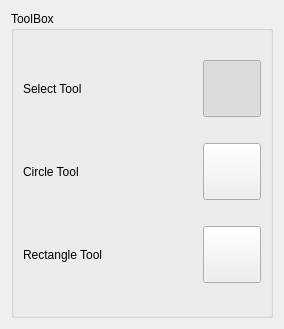
Above: drawingtoolselector.ui from benediktrauch/VectorDrawing before the change. Below: the same form after it.
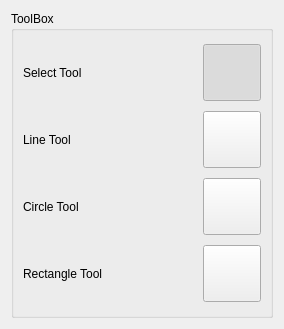
That is the form after the change. Icons and pictures are not drawn.

Commit message: new line tool

Diff of the .ui file:
```diff
--- a/drawingtoolselector.ui
+++ b/drawingtoolselector.ui
@@ -20,6 +20,52 @@
       <string>ToolBox</string>
      </property>
      <layout class="QGridLayout" name="gridLayout_4">
+      <item row="2" column="0">
+       <widget class="QLabel" name="label_2">
+        <property name="text">
+         <string>Circle Tool</string>
+        </property>
+       </widget>
+      </item>
+      <item row="3" column="0">
+       <widget class="QLabel" name="label_3">
+        <property name="text">
+         <string>Rectangle Tool</string>
+        </property>
+       </widget>
+      </item>
+      <item row="2" column="1">
+       <widget class="QToolButton" name="pb_circle">
+        <property name="sizePolicy">
+         <sizepolicy hsizetype="Fixed" vsizetype="Fixed">
+          <horstretch>0</horstretch>
+          <verstretch>0</verstretch>
+         </sizepolicy>
+        </property>
+        <property name="styleSheet">
+         <string notr="true">img: url(:/new/prefix1/ic_fiber_manual_record_black_48dp.png);</string>
+        </property>
+        <property name="text">
+         <string/>
+        </property>
+        <property name="icon">
+         <iconset resource="Images/selecttool.qrc">
+          <normaloff>:/new/prefix1/ic_fiber_manual_record_black_48dp.png</normaloff>:/new/prefix1/ic_fiber_manual_record_black_48dp.png</iconset>
+        </property>
+        <property name="iconSize">
+         <size>
+          <width>50</width>
+          <height>50</height>
+         </size>
+        </property>
+        <property name="checkable">
+         <bool>true</bool>
+        </property>
+        <property name="autoExclusive">
+         <bool>true</bool>
+        </property>
+       </widget>
+      </item>
       <item row="0" column="1">
        <widget class="QToolButton" name="pb_select">
         <property name="sizePolicy">
@@ -64,14 +110,7 @@
         </property>
        </widget>
       </item>
-      <item row="0" column="0">
-       <widget class="QLabel" name="label">
-        <property name="text">
-         <string>Select Tool</string>
-        </property>
-       </widget>
-      </item>
-      <item row="2" column="1">
+      <item row="3" column="1">
        <widget class="QToolButton" name="pb_rect">
         <property name="sizePolicy">
          <sizepolicy hsizetype="Fixed" vsizetype="Fixed">
@@ -103,23 +142,17 @@
         </property>
        </widget>
       </item>
-      <item row="1" column="0">
-       <widget class="QLabel" name="label_2">
+      <item row="0" column="0">
+       <widget class="QLabel" name="label">
         <property name="text">
-         <string>Circle Tool</string>
+         <string>Select Tool</string>
         </property>
        </widget>
       </item>
       <item row="1" column="1">
-       <widget class="QToolButton" name="pb_circle">
-        <property name="sizePolicy">
-         <sizepolicy hsizetype="Fixed" vsizetype="Fixed">
-          <horstretch>0</horstretch>
-          <verstretch>0</verstretch>
-         </sizepolicy>
-        </property>
+       <widget class="QToolButton" name="pb_line">
         <property name="styleSheet">
-         <string notr="true">img: url(:/new/prefix1/ic_fiber_manual_record_black_48dp.png);</string>
+         <string notr="true">img: url(:/new/prefix1/ic_timeline_black_48dp.png);</string>
         </property>
         <property name="text">
          <string/>
@@ -137,15 +170,18 @@
         <property name="checkable">
          <bool>true</bool>
         </property>
+        <property name="checked">
+         <bool>false</bool>
+        </property>
         <property name="autoExclusive">
          <bool>true</bool>
         </property>
        </widget>
       </item>
-      <item row="2" column="0">
-       <widget class="QLabel" name="label_3">
+      <item row="1" column="0">
+       <widget class="QLabel" name="label_4">
         <property name="text">
-         <string>Rectangle Tool</string>
+         <string>Line Tool</string>
         </property>
        </widget>
       </item>
```
Left out of the diff: 12 changed lines with no effect on the pictures. The commit also changes 14 other files.
